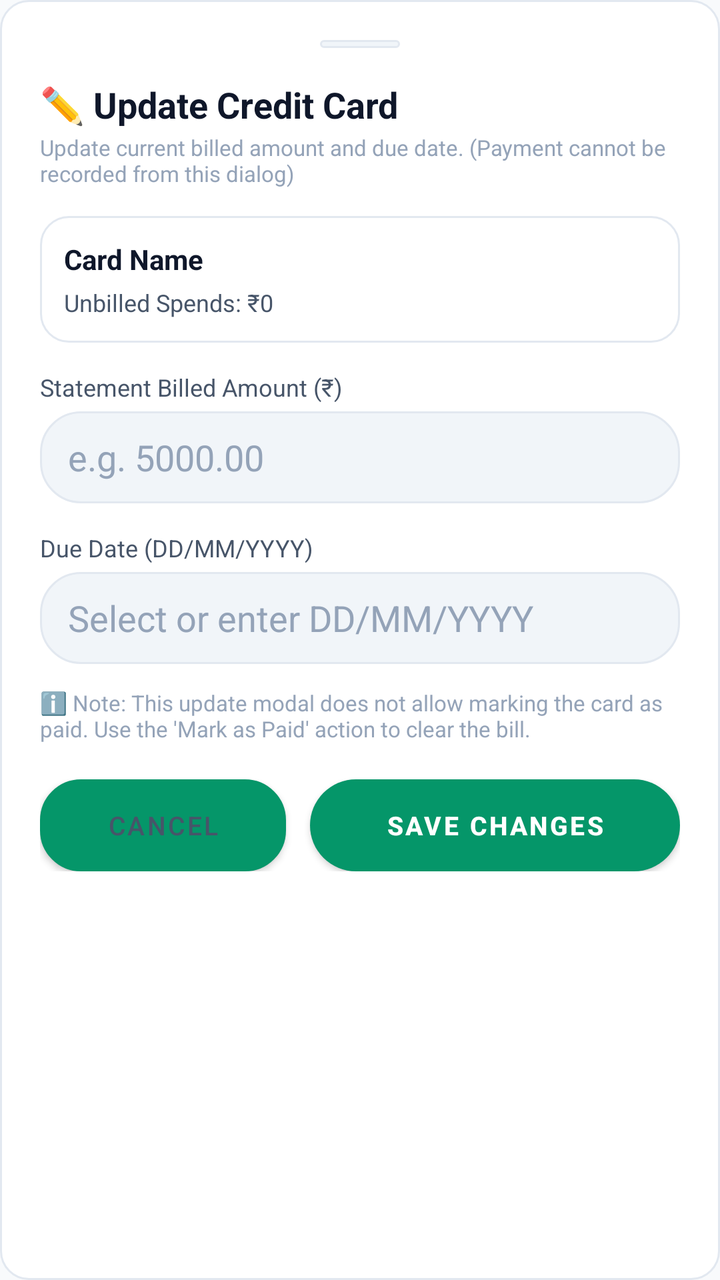
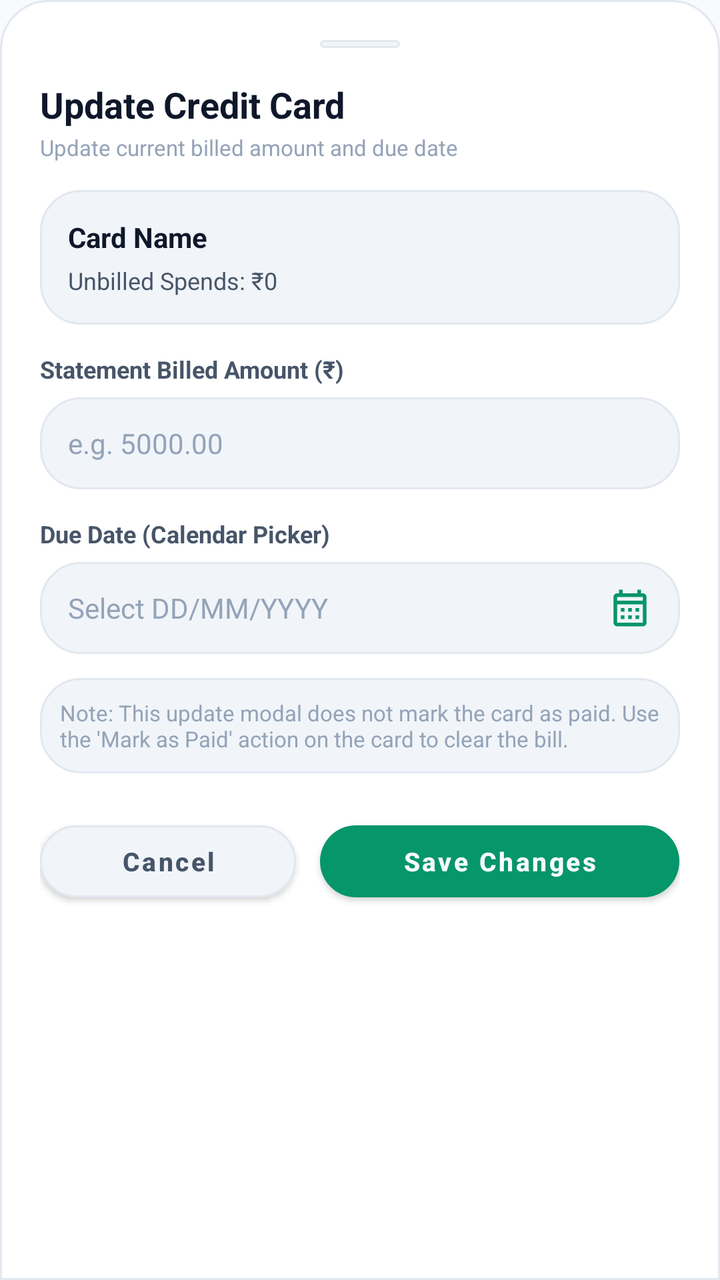

An Android layout rendered at two revisions. The XML below is the earlier revision; the diff shows what the commit changed to produce the second picture.
<!-- AndroidManifest.xml: application theme AppTheme -->
<!-- res/layout/dialog_edit_credit_card.xml -->
<?xml version="1.0" encoding="utf-8"?>
<LinearLayout
    xmlns:android="http://schemas.android.com/apk/res/android"
    android:layout_width="match_parent"
    android:layout_height="wrap_content"
    android:orientation="vertical"
    android:background="@drawable/bg_card"
    android:padding="20dp">

    
    <View
        android:layout_width="40dp"
        android:layout_height="4dp"
        android:layout_gravity="center_horizontal"
        android:layout_marginBottom="16dp"
        android:background="@drawable/bg_pill_dark" />

    <TextView
        android:layout_width="wrap_content"
        android:layout_height="wrap_content"
        android:text="✏️ Update Credit Card"
        android:textColor="@color/text_primary"
        android:textSize="18sp"
        android:textStyle="bold" />

    <TextView
        android:layout_width="wrap_content"
        android:layout_height="wrap_content"
        android:layout_marginTop="2dp"
        android:text="Update current billed amount and due date. (Payment cannot be recorded from this dialog)"
        android:textColor="@color/text_muted"
        android:textSize="11sp" />

    
    <LinearLayout
        android:layout_width="match_parent"
        android:layout_height="wrap_content"
        android:layout_marginTop="14dp"
        android:background="@drawable/bg_card"
        android:padding="12dp"
        android:orientation="vertical">

        <TextView
            android:id="@+id/tvEditCardName"
            android:layout_width="wrap_content"
            android:layout_height="wrap_content"
            android:text="Card Name"
            android:textColor="@color/text_primary"
            android:textSize="14sp"
            android:textStyle="bold" />

        <TextView
            android:id="@+id/tvEditCardUnbilledSpends"
            android:layout_width="wrap_content"
            android:layout_height="wrap_content"
            android:layout_marginTop="4dp"
            android:text="Unbilled Spends: ₹0"
            android:textColor="@color/text_secondary"
            android:textSize="12sp" />
    </LinearLayout>

    
    <TextView
        android:layout_width="wrap_content"
        android:layout_height="wrap_content"
        android:layout_marginTop="14dp"
        android:text="Statement Billed Amount (₹)"
        android:textColor="@color/text_secondary"
        android:textSize="12sp" />

    <EditText
        android:id="@+id/etEditBilledAmount"
        android:layout_width="match_parent"
        android:layout_height="46dp"
        android:layout_marginTop="4dp"
        android:background="@drawable/bg_pill_dark"
        android:hint="e.g. 5000.00"
        android:textColorHint="@color/text_muted"
        android:textColor="@color/text_primary"
        android:inputType="numberDecimal"
        android:imeOptions="actionDone"
        android:paddingStart="14dp"
        android:paddingEnd="14dp" />

    
    <TextView
        android:layout_width="wrap_content"
        android:layout_height="wrap_content"
        android:layout_marginTop="14dp"
        android:text="Due Date (DD/MM/YYYY)"
        android:textColor="@color/text_secondary"
        android:textSize="12sp" />

    <EditText
        android:id="@+id/etEditDueDate"
        android:layout_width="match_parent"
        android:layout_height="46dp"
        android:layout_marginTop="4dp"
        android:background="@drawable/bg_pill_dark"
        android:hint="Select or enter DD/MM/YYYY"
        android:textColorHint="@color/text_muted"
        android:textColor="@color/text_primary"
        android:inputType="date"
        android:paddingStart="14dp"
        android:paddingEnd="14dp" />

    
    <TextView
        android:layout_width="match_parent"
        android:layout_height="wrap_content"
        android:layout_marginTop="12dp"
        android:text="ℹ️ Note: This update modal does not allow marking the card as paid. Use the 'Mark as Paid' action to clear the bill."
        android:textColor="@color/text_muted"
        android:textSize="11sp" />

    
    <LinearLayout
        android:layout_width="match_parent"
        android:layout_height="wrap_content"
        android:layout_marginTop="18dp"
        android:orientation="horizontal">

        <Button
            android:id="@+id/btnEditCardCancel"
            android:layout_width="0dp"
            android:layout_weight="1"
            android:layout_height="46dp"
            android:layout_marginEnd="6dp"
            android:background="@drawable/bg_pill_dark"
            android:text="Cancel"
            android:textColor="@color/text_secondary"
            android:textSize="13sp" />

        <Button
            android:id="@+id/btnEditCardSubmit"
            android:layout_width="0dp"
            android:layout_weight="1.5"
            android:layout_height="46dp"
            android:layout_marginStart="6dp"
            android:background="@drawable/bg_pill_emerald"
            android:text="Save Changes"
            android:textColor="#FFFFFF"
            android:textSize="13sp"
            android:textStyle="bold" />
    </LinearLayout>
</LinearLayout>
<!-- resources referenced by this layout -->
<resources>
  <color name="text_muted">#94A3B8</color>
  <color name="text_primary">#0F172A</color>
  <color name="text_secondary">#475569</color>
  <!-- drawable bg_card (drawable) -->
  <?xml version="1.0" encoding="utf-8"?>
  <shape xmlns:android="http://schemas.android.com/apk/res/android"
      android:shape="rectangle">
      <solid android:color="@color/bg_card" />
      <corners android:radius="14dp" />
      <stroke
          android:width="1dp"
          android:color="@color/border_dark" />
  </shape>
  <!-- drawable bg_pill_dark (drawable) -->
  <?xml version="1.0" encoding="utf-8"?>
  <shape xmlns:android="http://schemas.android.com/apk/res/android"
      android:shape="rectangle">
      <solid android:color="@color/bg_card_secondary" />
      <corners android:radius="20dp" />
      <stroke
          android:width="1dp"
          android:color="@color/border_dark" />
  </shape>
  <!-- drawable bg_pill_emerald (drawable) -->
  <?xml version="1.0" encoding="utf-8"?>
  <shape xmlns:android="http://schemas.android.com/apk/res/android"
      android:shape="rectangle">
      <solid android:color="@color/green_emerald" />
      <corners android:radius="24dp" />
  </shape>
  <style name="AppTheme" parent="Theme.MaterialComponents.DayNight.NoActionBar">
          <item name="colorPrimary">@color/colorPrimary</item>
          <item name="colorPrimaryDark">@color/colorPrimaryDark</item>
          <item name="colorAccent">@color/colorAccent</item>
          <item name="android:windowBackground">@color/bg_dark</item>
          <item name="android:statusBarColor">@color/bg_dark</item>
          <item name="android:navigationBarColor">@color/nav_bottom_bg</item>
          <item name="android:textColorPrimary">@color/text_primary</item>
          <item name="android:textColorSecondary">@color/text_secondary</item>
          <item name="android:windowLightStatusBar">true</item>
      </style>
  <color name="bg_card">#FFFFFF</color>
  <color name="border_dark">#E2E8F0</color>
  <color name="bg_card_secondary">#F1F5F9</color>
  <color name="green_emerald">#059669</color>
  <color name="colorPrimary">#059669</color>
  <color name="colorPrimaryDark">#F1F5F9</color>
  <color name="colorAccent">#059669</color>
  <color name="bg_dark">#F8FAFC</color>
  <color name="nav_bottom_bg">#FFFFFF</color>
</resources>

<!-- the commit's change to res/layout/dialog_edit_credit_card.xml (unified diff, before → after) -->
@@ -1,10 +1,11 @@
 <?xml version="1.0" encoding="utf-8"?>
 <LinearLayout
     xmlns:android="http://schemas.android.com/apk/res/android"
+    xmlns:app="http://schemas.android.com/apk/res-auto"
     android:layout_width="match_parent"
     android:layout_height="wrap_content"
     android:orientation="vertical"
-    android:background="@drawable/bg_card"
+    android:background="@drawable/bg_bottom_sheet"
     android:padding="20dp">
 
     
@@ -18,7 +19,7 @@
     <TextView
         android:layout_width="wrap_content"
         android:layout_height="wrap_content"
-        android:text="✏️ Update Credit Card"
+        android:text="Update Credit Card"
         android:textColor="@color/text_primary"
         android:textSize="18sp"
         android:textStyle="bold" />
@@ -27,7 +28,7 @@
         android:layout_width="wrap_content"
         android:layout_height="wrap_content"
         android:layout_marginTop="2dp"
-        android:text="Update current billed amount and due date. (Payment cannot be recorded from this dialog)"
+        android:text="Update current billed amount and due date"
         android:textColor="@color/text_muted"
         android:textSize="11sp" />
 
@@ -36,8 +37,8 @@
         android:layout_width="match_parent"
         android:layout_height="wrap_content"
         android:layout_marginTop="14dp"
-        android:background="@drawable/bg_card"
-        android:padding="12dp"
+        android:background="@drawable/bg_pill_dark"
+        android:padding="14dp"
         android:orientation="vertical">
 
         <TextView
@@ -66,19 +67,21 @@
         android:layout_marginTop="14dp"
         android:text="Statement Billed Amount (₹)"
         android:textColor="@color/text_secondary"
-        android:textSize="12sp" />
+        android:textSize="12sp"
+        android:textStyle="bold" />
 
     <EditText
         android:id="@+id/etEditBilledAmount"
         android:layout_width="match_parent"
         android:layout_height="46dp"
-        android:layout_marginTop="4dp"
+        android:layout_marginTop="6dp"
         android:background="@drawable/bg_pill_dark"
         android:hint="e.g. 5000.00"
         android:textColorHint="@color/text_muted"
         android:textColor="@color/text_primary"
         android:inputType="numberDecimal"
         android:imeOptions="actionDone"
+        android:textSize="14sp"
         android:paddingStart="14dp"
         android:paddingEnd="14dp" />
 
@@ -87,60 +90,83 @@
         android:layout_width="wrap_content"
         android:layout_height="wrap_content"
         android:layout_marginTop="14dp"
-        android:text="Due Date (DD/MM/YYYY)"
+        android:text="Due Date (Calendar Picker)"
         android:textColor="@color/text_secondary"
-        android:textSize="12sp" />
+        android:textSize="12sp"
+        android:textStyle="bold" />
 
     <EditText
         android:id="@+id/etEditDueDate"
         android:layout_width="match_parent"
         android:layout_height="46dp"
-        android:layout_marginTop="4dp"
+        android:layout_marginTop="6dp"
         android:background="@drawable/bg_pill_dark"
-        android:hint="Select or enter DD/MM/YYYY"
+        android:hint="Select DD/MM/YYYY"
         android:textColorHint="@color/text_muted"
         android:textColor="@color/text_primary"
-        android:inputType="date"
+        android:textSize="14sp"
+        android:focusable="false"
+        android:clickable="true"
+        android:cursorVisible="false"
+        android:drawableEnd="@drawable/ic_calendar"
+        android:drawablePadding="8dp"
+        android:drawableTint="@color/colorPrimary"
         android:paddingStart="14dp"
         android:paddingEnd="14dp" />
-
-    
-    <TextView
-        android:layout_width="match_parent"
-        android:layout_height="wrap_content"
-        android:layout_marginTop="12dp"
-        android:text="ℹ️ Note: This update modal does not allow marking the card as paid. Use the 'Mark as Paid' action to clear the bill."
-        android:textColor="@color/text_muted"
-        android:textSize="11sp" />
 
     
     <LinearLayout
         android:layout_width="match_parent"
         android:layout_height="wrap_content"
-        android:layout_marginTop="18dp"
+        android:layout_marginTop="12dp"
+        android:background="@drawable/bg_pill_dark"
+        android:padding="10dp"
+        android:orientation="horizontal"
+        android:gravity="center_vertical">
+
+        <TextView
+            android:layout_width="match_parent"
+            android:layout_height="wrap_content"
+            android:text="Note: This update modal does not mark the card as paid. Use the 'Mark as Paid' action on the card to clear the bill."
+            android:textColor="@color/text_muted"
+            android:textSize="11sp" />
+    </LinearLayout>
+
+    
+    <LinearLayout
+        android:layout_width="match_parent"
+        android:layout_height="wrap_content"
+        android:layout_marginTop="20dp"
         android:orientation="horizontal">
 
-        <Button
+        <com.google.android.material.button.MaterialButton
             android:id="@+id/btnEditCardCancel"
             android:layout_width="0dp"
             android:layout_weight="1"
-            android:layout_height="46dp"
+            android:layout_height="48dp"
             android:layout_marginEnd="6dp"
-            android:background="@drawable/bg_pill_dark"
+            app:cornerRadius="24dp"
+            app:backgroundTint="@color/bg_card_secondary"
+            app:strokeColor="@color/border_dark"
+            app:strokeWidth="1dp"
             android:text="Cancel"
             android:textColor="@color/text_secondary"
-            android:textSize="13sp" />
+            android:textSize="13sp"
+            android:textStyle="bold"
+            android:textAllCaps="false" />
 
-        <Button
+        <com.google.android.material.button.MaterialButton
             android:id="@+id/btnEditCardSubmit"
             android:layout_width="0dp"
-            android:layout_weight="1.5"
-            android:layout_height="46dp"
+            android:layout_weight="1.4"
+            android:layout_height="48dp"
             android:layout_marginStart="6dp"
-            android:background="@drawable/bg_pill_emerald"
+            app:cornerRadius="24dp"
+            app:backgroundTint="@color/colorPrimary"
             android:text="Save Changes"
-            android:textColor="#FFFFFF"
+            android:textColor="@color/bg_dark"
             android:textSize="13sp"
-            android:textStyle="bold" />
+            android:textStyle="bold"
+            android:textAllCaps="false" />
     </LinearLayout>
 </LinearLayout>
<!-- resource entries referenced after the edit -->
@@ -3,12 +3,16 @@
   <color name="text_muted">#94A3B8</color>
   <color name="text_primary">#0F172A</color>
   <color name="text_secondary">#475569</color>
-  <!-- drawable bg_card (drawable) -->
+  <!-- drawable bg_bottom_sheet (drawable) -->
   <?xml version="1.0" encoding="utf-8"?>
   <shape xmlns:android="http://schemas.android.com/apk/res/android"
       android:shape="rectangle">
       <solid android:color="@color/bg_card" />
-      <corners android:radius="14dp" />
+      <corners
+          android:topLeftRadius="24dp"
+          android:topRightRadius="24dp"
+          android:bottomLeftRadius="0dp"
+          android:bottomRightRadius="0dp" />
       <stroke
           android:width="1dp"
           android:color="@color/border_dark" />
@@ -23,13 +27,16 @@
           android:width="1dp"
           android:color="@color/border_dark" />
   </shape>
-  <!-- drawable bg_pill_emerald (drawable) -->
-  <?xml version="1.0" encoding="utf-8"?>
-  <shape xmlns:android="http://schemas.android.com/apk/res/android"
-      android:shape="rectangle">
-      <solid android:color="@color/green_emerald" />
-      <corners android:radius="24dp" />
-  </shape>
+  <!-- drawable ic_calendar (drawable) -->
+  <vector xmlns:android="http://schemas.android.com/apk/res/android"
+      android:width="22dp"
+      android:height="22dp"
+      android:viewportWidth="24"
+      android:viewportHeight="24">
+    <path
+        android:fillColor="@color/green_emerald"
+        android:pathData="M19,4h-1V2h-2v2H8V2H6v2H5C3.89,4 3.01,4.9 3.01,6L3,20c0,1.1 0.89,2 2,2h14c1.1,0 2,-0.9 2,-2V6C21,4.9 20.1,4 19,4zM19,20H5V10h14V20zM19,8H5V6h14V8zM9,14H7v-2h2V14zM13,14h-2v-2h2V14zM17,14h-2v-2h2V14zM9,18H7v-2h2V18zM13,18h-2v-2h2V18zM17,18h-2v-2h2V18z"/>
+  </vector>
   <style name="AppTheme" parent="Theme.MaterialComponents.DayNight.NoActionBar">
           <item name="colorPrimary">@color/colorPrimary</item>
           <item name="colorPrimaryDark">@color/colorPrimaryDark</item>
@@ -40,6 +47,7 @@
           <item name="android:textColorPrimary">@color/text_primary</item>
           <item name="android:textColorSecondary">@color/text_secondary</item>
           <item name="android:windowLightStatusBar">true</item>
+          <item name="bottomSheetDialogTheme">@style/FinMngrBottomSheetDialogTheme</item>
       </style>
   <color name="bg_card">#FFFFFF</color>
   <color name="border_dark">#E2E8F0</color>
@@ -50,5 +58,11 @@
   <color name="colorAccent">#059669</color>
   <color name="bg_dark">#F8FAFC</color>
   <color name="nav_bottom_bg">#FFFFFF</color>
+  <style name="FinMngrBottomSheetDialogTheme" parent="ThemeOverlay.MaterialComponents.BottomSheetDialog">
+          <item name="bottomSheetStyle">@style/FinMngrBottomSheetModal</item>
+      </style>
+  <style name="FinMngrBottomSheetModal" parent="Widget.MaterialComponents.BottomSheet.Modal">
+          <item name="android:background">@android:color/transparent</item>
+      </style>
 </resources>
 
